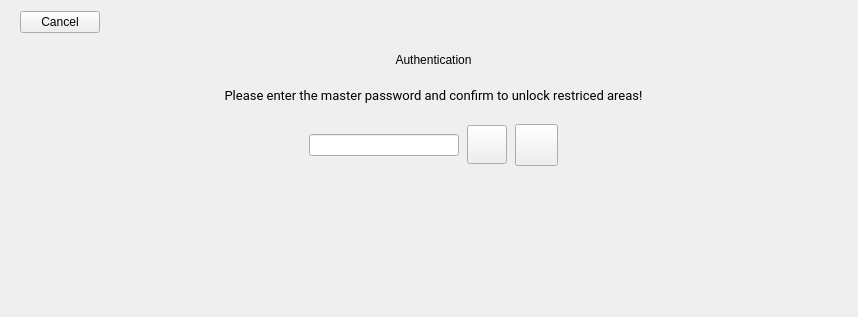
The window that src/coffeebot/gui/widgets/login_widget.ui (mavinum/CoffeeBot) describes before a commit, drawn with Qt 5.
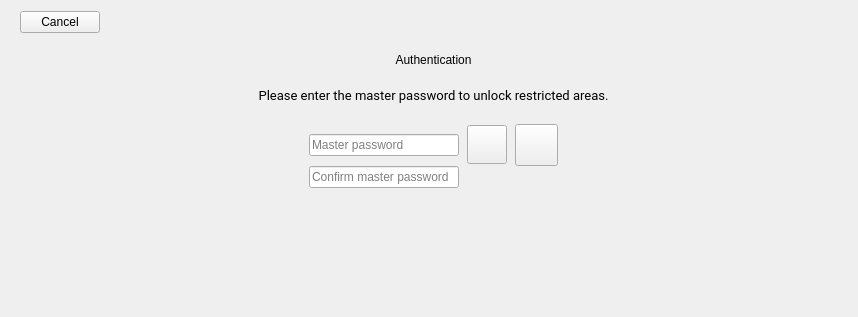
The same window after the commit. Icons and pictures are not drawn.

Commit message: feat: First use password setting (#2)

Patch:
```diff
--- a/src/coffeebot/gui/widgets/login_widget.ui
+++ b/src/coffeebot/gui/widgets/login_widget.ui
@@ -76,7 +76,7 @@
       </font>
      </property>
      <property name="text">
-      <string>Please enter the master password and confirm to unlock restriced areas!</string>
+      <string>Please enter the master password to unlock restricted areas.</string>
      </property>
      <property name="alignment">
       <set>Qt::AlignmentFlag::AlignCenter</set>
@@ -123,12 +123,15 @@
          <property name="echoMode">
           <enum>QLineEdit::EchoMode::Password</enum>
          </property>
+         <property name="placeholderText">
+          <string>Master password</string>
+         </property>
          <property name="clearButtonEnabled">
           <bool>false</bool>
          </property>
         </widget>
        </item>
-       <item row="1" column="0">
+       <item row="2" column="0" colspan="3">
         <widget class="QLabel" name="status_label">
          <property name="font">
           <font>
@@ -232,6 +235,19 @@
          </property>
         </widget>
        </item>
+       <item row="1" column="0">
+        <widget class="QLineEdit" name="confirm_password_edit">
+         <property name="echoMode">
+          <enum>QLineEdit::EchoMode::Password</enum>
+         </property>
+         <property name="placeholderText">
+          <string>Confirm master password</string>
+         </property>
+         <property name="clearButtonEnabled">
+          <bool>false</bool>
+         </property>
+        </widget>
+       </item>
       </layout>
      </item>
      <item>
```
The commit also changes 6 other files.
